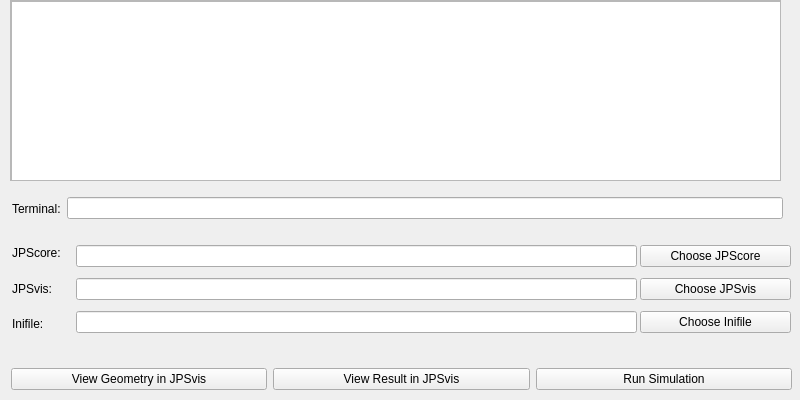
JuPedSim/jpseditor, file forms/runningwidget.ui: the form before one commit.
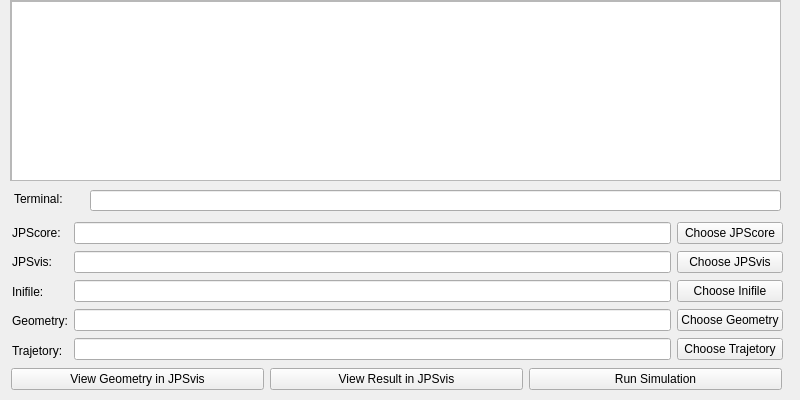
The form after the commit.

Commit message: Run jpsvis in running widget

What changed in the file:
```diff
--- a/forms/runningwidget.ui
+++ b/forms/runningwidget.ui
@@ -58,12 +58,134 @@
     </widget>
    </widget>
   </widget>
+  <widget class="QLabel" name="label">
+   <property name="geometry">
+    <rect>
+     <x>14</x>
+     <y>191</y>
+     <width>55</width>
+     <height>16</height>
+    </rect>
+   </property>
+   <property name="text">
+    <string>Terminal:</string>
+   </property>
+  </widget>
+  <widget class="QWidget" name="">
+   <property name="geometry">
+    <rect>
+     <x>12</x>
+     <y>221</y>
+     <width>771</width>
+     <height>141</height>
+    </rect>
+   </property>
+   <layout class="QHBoxLayout" name="horizontalLayout_2">
+    <item>
+     <layout class="QVBoxLayout" name="verticalLayout_3">
+      <item>
+       <widget class="QLabel" name="label_2">
+        <property name="text">
+         <string>JPScore:</string>
+        </property>
+       </widget>
+      </item>
+      <item>
+       <widget class="QLabel" name="label_4">
+        <property name="text">
+         <string>JPSvis:</string>
+        </property>
+       </widget>
+      </item>
+      <item>
+       <widget class="QLabel" name="label_3">
+        <property name="text">
+         <string>Inifile:</string>
+        </property>
+       </widget>
+      </item>
+      <item>
+       <widget class="QLabel" name="label_5">
+        <property name="text">
+         <string>Geometry:</string>
+        </property>
+       </widget>
+      </item>
+      <item>
+       <widget class="QLabel" name="label_6">
+        <property name="text">
+         <string>Trajetory:</string>
+        </property>
+       </widget>
+      </item>
+     </layout>
+    </item>
+    <item>
+     <layout class="QVBoxLayout" name="verticalLayout_2">
+      <item>
+       <widget class="QLineEdit" name="lineEdit_JPScore"/>
+      </item>
+      <item>
+       <widget class="QLineEdit" name="lineEdit_JPSvis"/>
+      </item>
+      <item>
+       <widget class="QLineEdit" name="lineEdit_inifile"/>
+      </item>
+      <item>
+       <widget class="QLineEdit" name="lineEdit_Geometry"/>
+      </item>
+      <item>
+       <widget class="QLineEdit" name="lineEdit_Trajetory"/>
+      </item>
+     </layout>
+    </item>
+    <item>
+     <layout class="QVBoxLayout" name="verticalLayout">
+      <item>
+       <widget class="QPushButton" name="pushButton_chooseJPScore">
+        <property name="text">
+         <string>Choose JPScore</string>
+        </property>
+       </widget>
+      </item>
+      <item>
+       <widget class="QPushButton" name="pushButton_chooseJPSvis">
+        <property name="text">
+         <string>Choose JPSvis</string>
+        </property>
+       </widget>
+      </item>
+      <item>
+       <widget class="QPushButton" name="pushButton_chooseInifle">
+        <property name="text">
+         <string>Choose Inifile</string>
+        </property>
+       </widget>
+      </item>
+      <item>
+       <widget class="QPushButton" name="pushButton_chooseGeometry">
+        <property name="text">
+         <string>Choose Geometry</string>
+        </property>
+       </widget>
+      </item>
+      <item>
+       <widget class="QPushButton" name="pushButton_chooseTrajetory">
+        <property name="text">
+         <string>Choose Trajetory</string>
+        </property>
+       </widget>
+      </item>
+     </layout>
+    </item>
+   </layout>
+  </widget>
   <widget class="QWidget" name="">
    <property name="geometry">
     <rect>
      <x>11</x>
      <y>363</y>
-     <width>781</width>
+     <width>771</width>
      <height>32</height>
     </rect>
    </property>
@@ -91,114 +213,15 @@
     </item>
    </layout>
   </widget>
-  <widget class="QWidget" name="">
+  <widget class="QLineEdit" name="lineEdit_cmd">
    <property name="geometry">
     <rect>
-     <x>640</x>
-     <y>240</y>
-     <width>151</width>
-     <height>100</height>
+     <x>90</x>
+     <y>190</y>
+     <width>691</width>
+     <height>21</height>
     </rect>
    </property>
-   <layout class="QVBoxLayout" name="verticalLayout">
-    <item>
-     <widget class="QPushButton" name="pushButton_chooseJPScore">
-      <property name="text">
-       <string>Choose JPScore</string>
-      </property>
-     </widget>
-    </item>
-    <item>
-     <widget class="QPushButton" name="pushButton_chooseJPSvis">
-      <property name="text">
-       <string>Choose JPSvis</string>
-      </property>
-     </widget>
-    </item>
-    <item>
-     <widget class="QPushButton" name="pushButton_chooseInifle">
-      <property name="text">
-       <string>Choose Inifile</string>
-      </property>
-     </widget>
-    </item>
-   </layout>
-  </widget>
-  <widget class="QWidget" name="">
-   <property name="geometry">
-    <rect>
-     <x>12</x>
-     <y>197</y>
-     <width>771</width>
-     <height>23</height>
-    </rect>
-   </property>
-   <layout class="QHBoxLayout" name="horizontalLayout">
-    <item>
-     <widget class="QLabel" name="label">
-      <property name="text">
-       <string>Terminal:</string>
-      </property>
-     </widget>
-    </item>
-    <item>
-     <widget class="QLineEdit" name="lineEdit_cmd"/>
-    </item>
-   </layout>
-  </widget>
-  <widget class="QWidget" name="">
-   <property name="geometry">
-    <rect>
-     <x>76</x>
-     <y>240</y>
-     <width>561</width>
-     <height>101</height>
-    </rect>
-   </property>
-   <layout class="QVBoxLayout" name="verticalLayout_2">
-    <item>
-     <widget class="QLineEdit" name="lineEdit_JPScore"/>
-    </item>
-    <item>
-     <widget class="QLineEdit" name="lineEdit_JPSvis"/>
-    </item>
-    <item>
-     <widget class="QLineEdit" name="lineEdit_inifile"/>
-    </item>
-   </layout>
-  </widget>
-  <widget class="QWidget" name="">
-   <property name="geometry">
-    <rect>
-     <x>12</x>
-     <y>238</y>
-     <width>56</width>
-     <height>101</height>
-    </rect>
-   </property>
-   <layout class="QVBoxLayout" name="verticalLayout_3">
-    <item>
-     <widget class="QLabel" name="label_2">
-      <property name="text">
-       <string>JPScore:</string>
-      </property>
-     </widget>
-    </item>
-    <item>
-     <widget class="QLabel" name="label_4">
-      <property name="text">
-       <string>JPSvis:</string>
-      </property>
-     </widget>
-    </item>
-    <item>
-     <widget class="QLabel" name="label_3">
-      <property name="text">
-       <string>Inifile:</string>
-      </property>
-     </widget>
-    </item>
-   </layout>
   </widget>
  </widget>
  <resources/>
```
Left out of the diff: 4 changed lines with no effect on the pictures. The commit also changes 3 other files.
